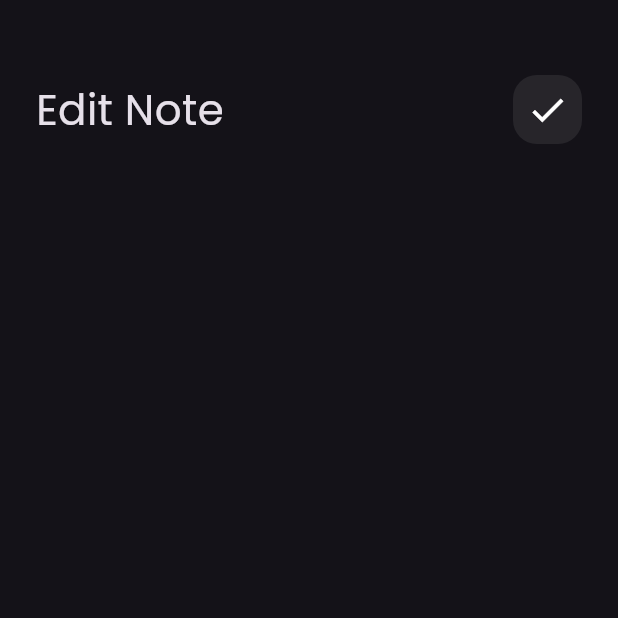
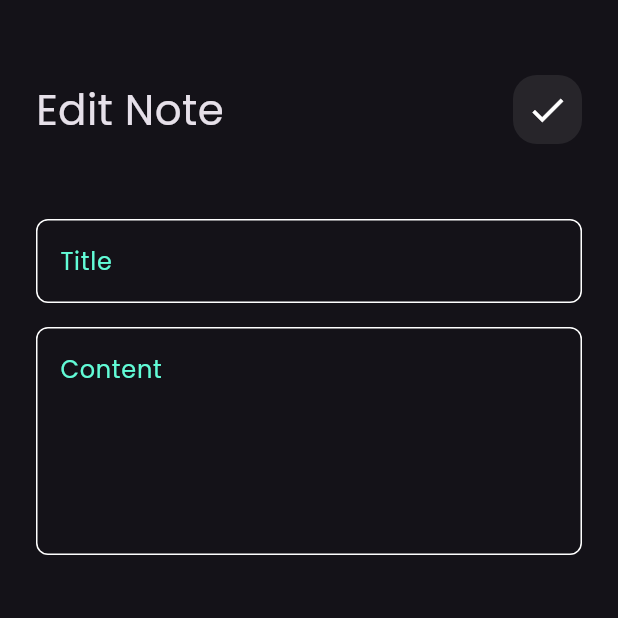
Before and after one commit to EmanMohamed7612/notes_app, a Flutter app: the EditNoteView screen opened directly, on a phone screen of 412 x 824 dp, the top half of it. Run offline on Flutter 3.47's test engine with Material 3 defaults, Android fonts, the phone set to English and light mode, and no system bars; our stand-ins replace font_awesome_flutter.

Commit message:
edit note view ui done

```diff
--- a/lib/widgets/edit_view_body.dart
+++ b/lib/widgets/edit_view_body.dart
@@ -1,5 +1,6 @@
 import 'package:flutter/material.dart';
 import 'package:notes_app/widgets/custom_app_bar.dart';
+import 'package:notes_app/widgets/custom_text_field.dart';
 
 class EditNoteViewBody extends StatelessWidget {
   const EditNoteViewBody({super.key});
@@ -8,7 +9,16 @@ class EditNoteViewBody extends StatelessWidget {
   Widget build(BuildContext context) {
     return Padding(
       padding: const EdgeInsets.symmetric(horizontal: 24.0),
-      child: Column(children: [SizedBox(height: 50), CustomAppBar(title: 'Edit Note',icon: Icons.check,)]),
+      child: Column(
+        children: [
+          SizedBox(height: 50),
+          CustomAppBar(title: 'Edit Note', icon: Icons.check),
+          const SizedBox(height: 50),
+          CustomTextField(hint: 'Title'),
+          const SizedBox(height: 16),
+          CustomTextField(hint: 'Content', maxLines: 5),
+        ],
+      ),
     );
   }
 }
```
